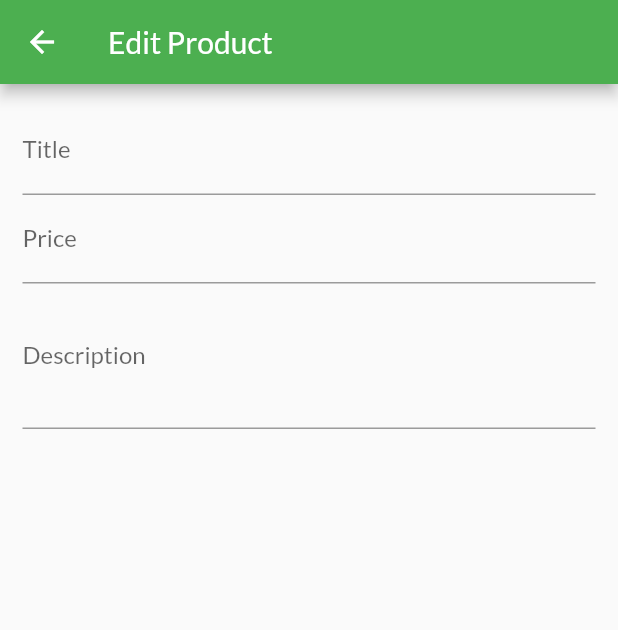
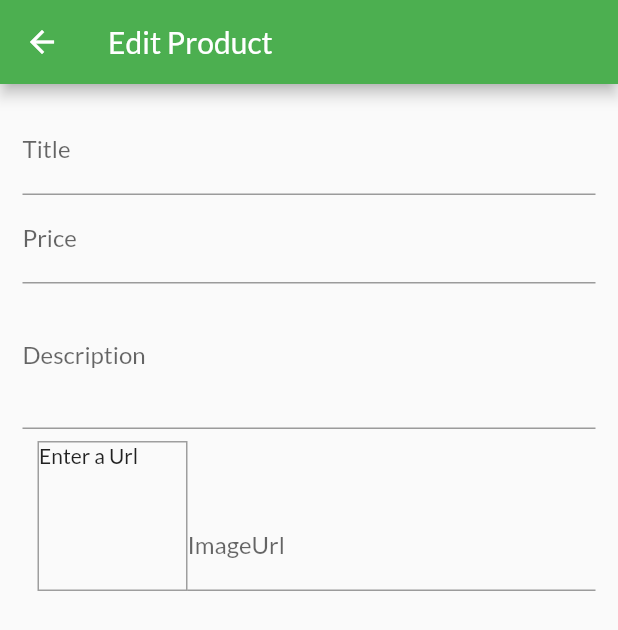
Before and after one commit to samridhav14/ApniDukaan, a Flutter app: the EditProductScreen screen opened by its route, on a phone screen of 412 x 824 dp. Shown: the top 630 px of the screen. Run offline on Flutter 3.47's test engine with Material 2 defaults, Android fonts, the phone set to English and light mode, and no system bars; network calls fail.

Commit message:
image input

```diff
--- a/lib/screens/edit_product_screen.dart
+++ b/lib/screens/edit_product_screen.dart
@@ -2,24 +2,42 @@ import 'package:flutter/material.dart';
 
 class EditProductScreen extends StatefulWidget {
   const EditProductScreen({super.key});
-  static const routeName='/edit-product';
+  static const routeName = '/edit-product';
   @override
   State<EditProductScreen> createState() => _EditProductScreenState();
 }
 
 class _EditProductScreenState extends State<EditProductScreen> {
-  final _priceFocusNode=FocusNode();
-  final _descriptionFocusNode=FocusNode();
+  final _priceFocusNode = FocusNode();
+  final _descriptionFocusNode = FocusNode();
   // this focus node can be assigned to any text feild to navigate to other tect feild
 
-
+ final _imageUrlController=TextEditingController(); // this controller help us to create a prview of image
+ final _imageUrlFocusNode=FocusNode();
+  @override
+  // to update ui as we loose focus from it
+  void initState() {
+    _imageUrlFocusNode.addListener(_updateImageUrl);
+    super.initState();
+  }
+  // if we loose focus and link is there we will update
+  void _updateImageUrl(){
+   if(!_imageUrlFocusNode.hasFocus){
+    setState(() {
+    });
+   }
+  }
     @override
   // we need to dispose fous node
-  void dispose(){
+  void dispose() {
+    super.dispose();
+    _imageUrlFocusNode.removeListener(_updateImageUrl);
     _priceFocusNode.dispose();
     _descriptionFocusNode.dispose();
+    _imageUrlController.dispose();
+    _imageUrlFocusNode.dispose();
   }
-
+  @override
   Widget build(BuildContext context) {
     return Scaffold(
       appBar: AppBar(
@@ -28,11 +46,11 @@ class _EditProductScreenState extends State<EditProductScreen> {
       body: Padding(
         padding: const EdgeInsets.all(15),
         child: Form(
-          child:ListView(
+            child: ListView(
           children: <Widget>[
             TextFormField(
               decoration: InputDecoration(
-                  labelText:'Title',
+                labelText: 'Title',
               ),
               textInputAction: TextInputAction.next,
               // this will help us to navigate to next or focused input feild
@@ -42,7 +60,7 @@ class _EditProductScreenState extends State<EditProductScreen> {
             ),
             TextFormField(
               decoration: InputDecoration(
-                  labelText:'Price',
+                labelText: 'Price',
               ),
               keyboardType: TextInputType.number,
               textInputAction: TextInputAction.next,
@@ -53,17 +71,46 @@ class _EditProductScreenState extends State<EditProductScreen> {
             ),
             TextFormField(
               decoration: InputDecoration(
-                  labelText:'Description',
+                labelText: 'Description',
               ),
               maxLines: 3,
               keyboardType: TextInputType.multiline,
               textInputAction: TextInputAction.next,
               focusNode: _descriptionFocusNode,
             ),
+            Row(
+              crossAxisAlignment: CrossAxisAlignment.end,
+              // we are making this to show a preview of image also so that user can change it
+              children: [
+                Container(
+                    width: 100,
+                    height: 100,
+                    margin: const EdgeInsetsDirectional.only(
+                      top: 8,
+                      start: 10,
+                    ),
+                    decoration: BoxDecoration(
+                      border: Border.all(width: 1,color:Colors.grey),
+                    ),
+                    child:
+                      _imageUrlController.text.isEmpty ? Text('Enter a Url') :FittedBox(child: Image.network(_imageUrlController.text),fit: BoxFit.cover,)
+                    ),
+                    // here we need to use expanded so that text feild dont try to take infinite width
+                    Expanded(
+                      child: TextFormField(
+                        decoration: const InputDecoration(
+                          labelText: 'ImageUrl',
+                        ),
+                         keyboardType: TextInputType.url,
+                         textInputAction: TextInputAction.done,
+                         controller: _imageUrlController,
+                         focusNode: _imageUrlFocusNode,
+                      ),
+                    )
               ],
             )
-
-        ),
+          ],
+        )),
       ),
     );
   }
```
Lines whose indentation alone changed are shown as unchanged.
